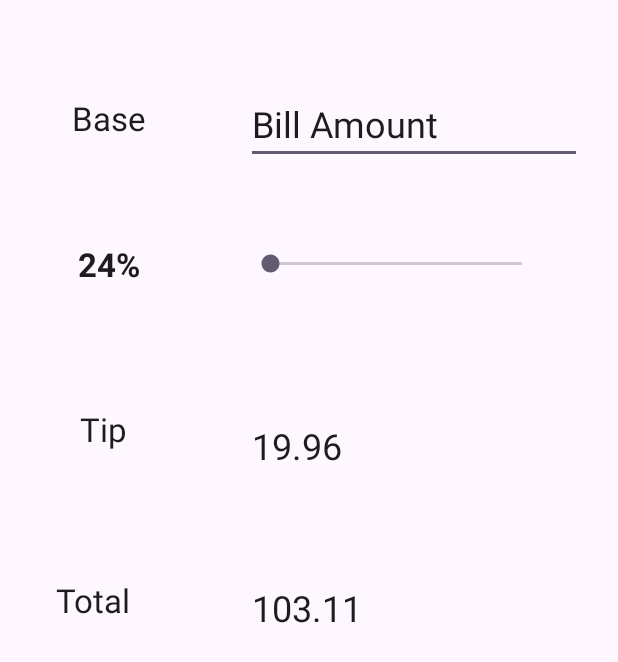
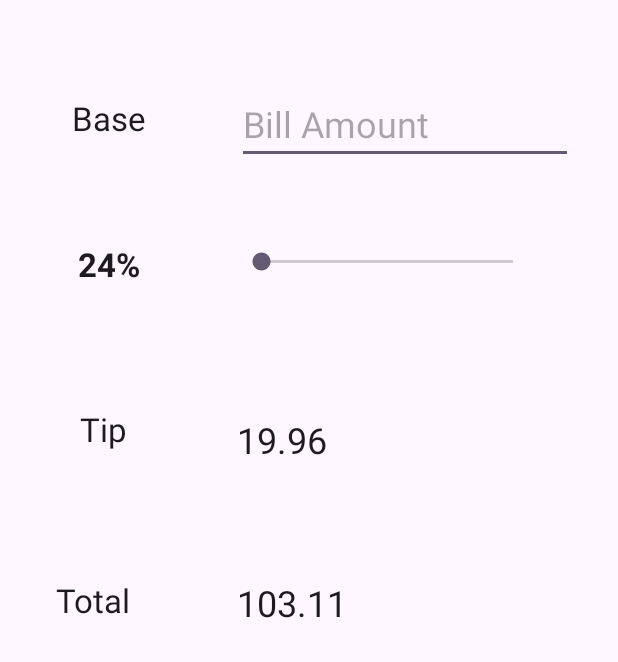
Before and after one commit to harsha-bharadwaj100/Tipper, an Android app: the screen it shows after launch (MainActivity), on a phone screen of 412 x 824 dp. Shown: the top 662 px of the screen. Run offline under Robolectric (Android 15) with nearby library versions, the phone set to English and light mode, and no system bars.

Commit message:
New things! <3

```diff
--- a/app/src/main/res/layout/activity_main.xml
+++ b/app/src/main/res/layout/activity_main.xml
@@ -52,45 +52,46 @@
         android:id="@+id/etBaseAmount"
         android:layout_width="wrap_content"
         android:layout_height="wrap_content"
+        android:layout_marginStart="32dp"
         android:layout_marginTop="56dp"
         android:layout_marginEnd="24dp"
         android:ems="8"
+        android:hint="Bill Amount"
         android:inputType="numberDecimal"
-        android:text="Bill Amount"
         android:textAppearance="@style/TextAppearance.AppCompat.Medium"
         android:textSize="24sp"
         app:layout_constraintEnd_toEndOf="parent"
+        app:layout_constraintStart_toEndOf="@+id/tvBaseLabel"
         app:layout_constraintTop_toTopOf="parent" />
 
     <SeekBar
         android:id="@+id/seekBarTip"
         android:layout_width="200dp"
         android:layout_height="26dp"
-        android:layout_marginTop="53dp"
         android:max="30"
+        app:layout_constraintBottom_toBottomOf="@+id/tvTipPercentLabel"
         app:layout_constraintStart_toStartOf="@+id/etBaseAmount"
-        app:layout_constraintTop_toBottomOf="@+id/etBaseAmount" />
+        app:layout_constraintTop_toTopOf="@+id/tvTipPercentLabel" />
 
     <TextView
         android:id="@+id/tvTipAmount"
         android:layout_width="72dp"
         android:layout_height="28dp"
-        android:layout_marginStart="4dp"
-        android:layout_marginTop="92dp"
         android:text="19.96"
         android:textAppearance="@style/TextAppearance.AppCompat.Large"
         android:textSize="24sp"
+        app:layout_constraintBottom_toBottomOf="@+id/tvTipLabel"
         app:layout_constraintStart_toStartOf="@+id/seekBarTip"
-        app:layout_constraintTop_toBottomOf="@+id/seekBarTip" />
+        app:layout_constraintTop_toTopOf="@+id/tvTipLabel" />
 
     <TextView
         android:id="@+id/tvTotalAmount"
         android:layout_width="87dp"
         android:layout_height="34dp"
-        android:layout_marginTop="80dp"
         android:text="103.11"
         android:textAppearance="@style/TextAppearance.AppCompat.Large"
         android:textSize="24sp"
+        app:layout_constraintBottom_toBottomOf="@+id/tvTipTotal"
         app:layout_constraintStart_toStartOf="@+id/tvTipAmount"
-        app:layout_constraintTop_toBottomOf="@+id/tvTipAmount" />
+        app:layout_constraintTop_toTopOf="@+id/tvTipTotal" />
 </androidx.constraintlayout.widget.ConstraintLayout>
```
